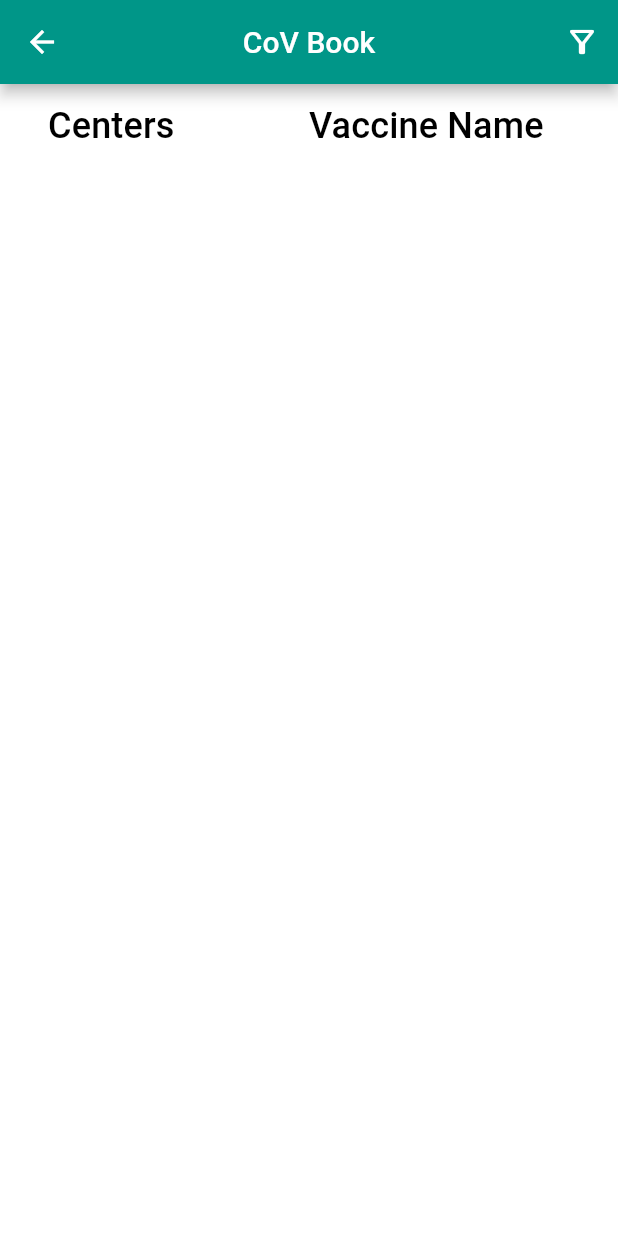
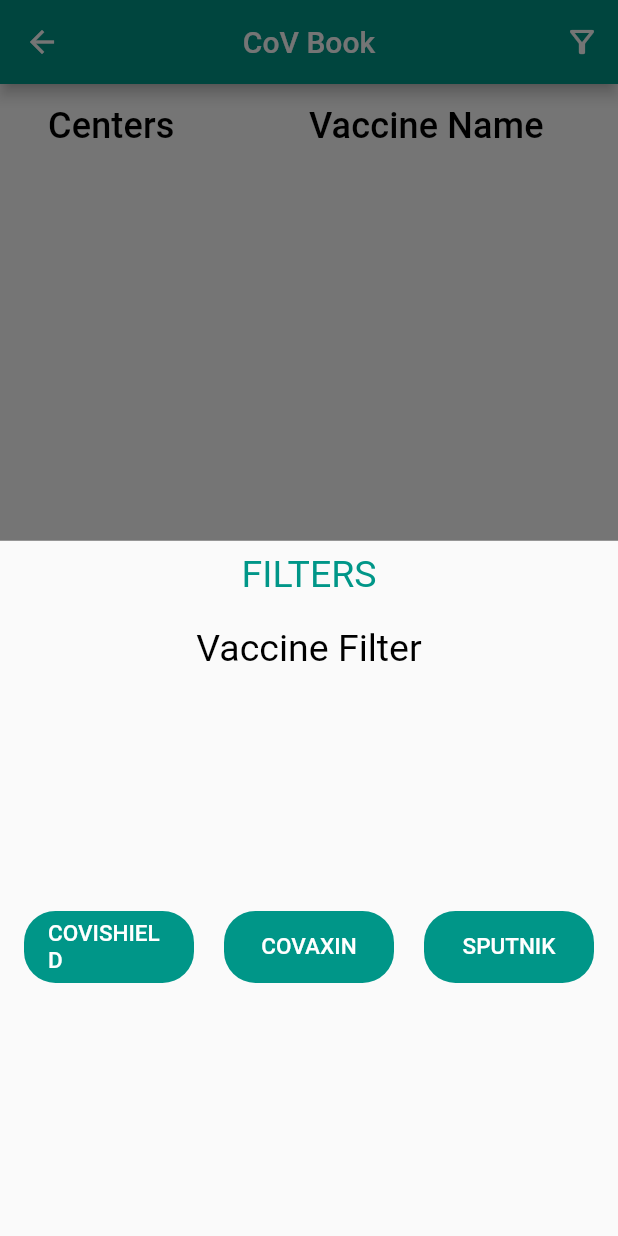
Before and after one commit to NidhiBhanushali3701/cov_book, a Flutter app: the CenterListScreen screen opened directly with empty values, after a tap on the "filter alt" icon, on a phone screen of 412 x 824 dp. Run offline on Flutter 3.47's test engine with Material 2 defaults, Android fonts, the phone set to English and light mode, and no system bars; our stand-ins replace modal_progress_hud, share; network calls fail.

Commit message:
Filters added

```diff
--- a/lib/center_list_screen.dart
+++ b/lib/center_list_screen.dart
@@ -32,7 +32,106 @@ class _CenterListScreenState extends State<CenterListScreen> {
               Icons.filter_alt_outlined,
             ),
             onPressed: () {
-              print("Apply Filters");
+              showModalBottomSheet(
+                context: context,
+                builder: (context) {
+                  return Container(
+                    child: Padding(
+                      padding: const EdgeInsets.all(8.0),
+                      child: Column(
+                        children: [
+                          Text(
+                            "FILTERS",
+                            style: TextStyle(
+                              color: Colors.teal,
+                              fontSize: 25,
+                            ),
+                          ),
+                          SizedBox(
+                            height: 20,
+                          ),
+                          Text(
+                            "Vaccine Filter",
+                            style: TextStyle(
+                              color: Colors.black,
+                              fontSize: 25,
+                            ),
+                          ),
+                          Expanded(
+                            child: Padding(
+                              padding: const EdgeInsets.all(8.0),
+                              child: Row(
+                                children: [
+                                  Expanded(
+                                    child: Container(
+                                      decoration: BoxDecoration(
+                                        color: Colors.teal,
+                                        borderRadius: BorderRadius.circular(21),
+                                      ),
+                                      child: FlatButton(
+                                        onPressed: () {},
+                                        child: Text(
+                                          "COVISHIELD",
+                                          style: TextStyle(
+                                            color: Colors.white,
+                                            fontSize: 15,
+                                          ),
+                                        ),
+                                      ),
+                                    ),
+                                  ),
+                                  SizedBox(
+                                    width: 20,
+                                  ),
+                                  Expanded(
+                                    child: Container(
+                                      decoration: BoxDecoration(
+                                        color: Colors.teal,
+                                        borderRadius: BorderRadius.circular(21),
+                                      ),
+                                      child: FlatButton(
+                                        onPressed: () {},
+                                        child: Text(
+                                          "COVAXIN",
+                                          style: TextStyle(
+                                            color: Colors.white,
+                                            fontSize: 15,
+                                          ),
+                                        ),
+                                      ),
+                                    ),
+                                  ),
+                                  SizedBox(
+                                    width: 20,
+                                  ),
+                                  Expanded(
+                                    child: Container(
+                                      decoration: BoxDecoration(
+                                        color: Colors.teal,
+                                        borderRadius: BorderRadius.circular(21),
+                                      ),
+                                      child: FlatButton(
+                                        onPressed: () {},
+                                        child: Text(
+                                          "SPUTNIK",
+                                          style: TextStyle(
+                                            color: Colors.white,
+                                            fontSize: 15,
+                                          ),
+                                        ),
+                                      ),
+                                    ),
+                                  ),
+                                ],
+                              ),
+                            ),
+                          ),
+                        ],
+                      ),
+                    ),
+                  );
+                },
+              );
             },
           ),
         ],
--- a/lib/district_screen.dart
+++ b/lib/district_screen.dart
@@ -170,7 +170,10 @@ class _DistrictScreenState extends State<DistrictScreen> {
                       },
                       child: Text(
                         "SEARCH",
-                        style: TextStyle(color: Colors.white, fontSize: 25),
+                        style: TextStyle(
+                          color: Colors.white,
+                          fontSize: 25,
+                        ),
                       ),
                     ),
                   ),
```
